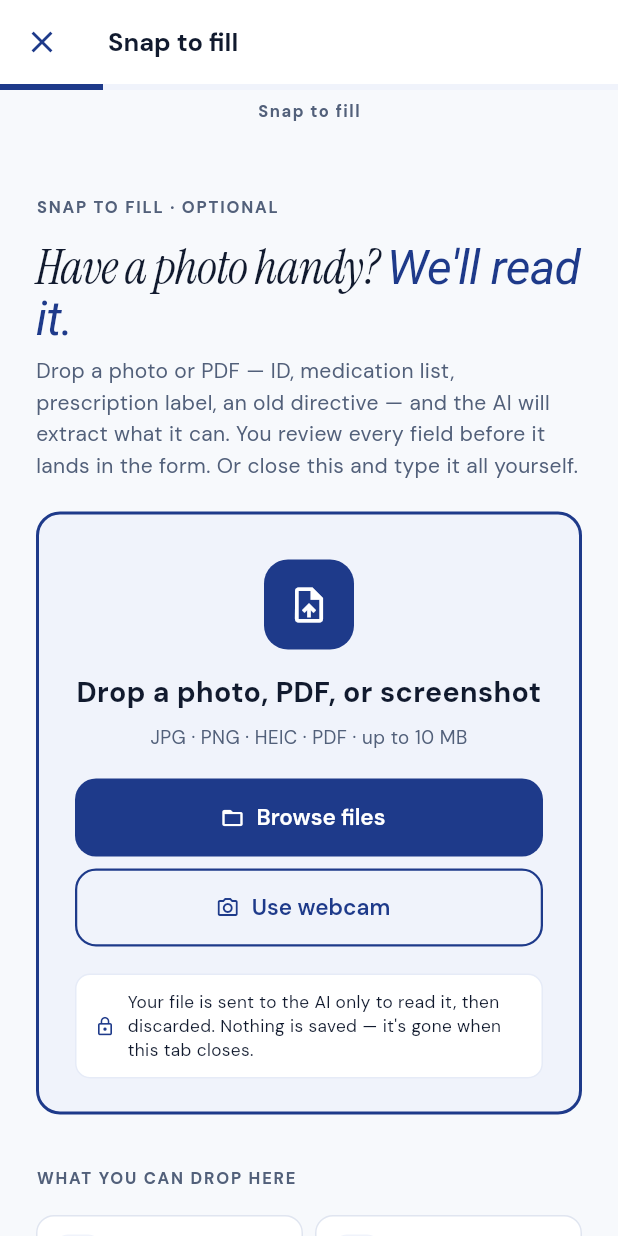
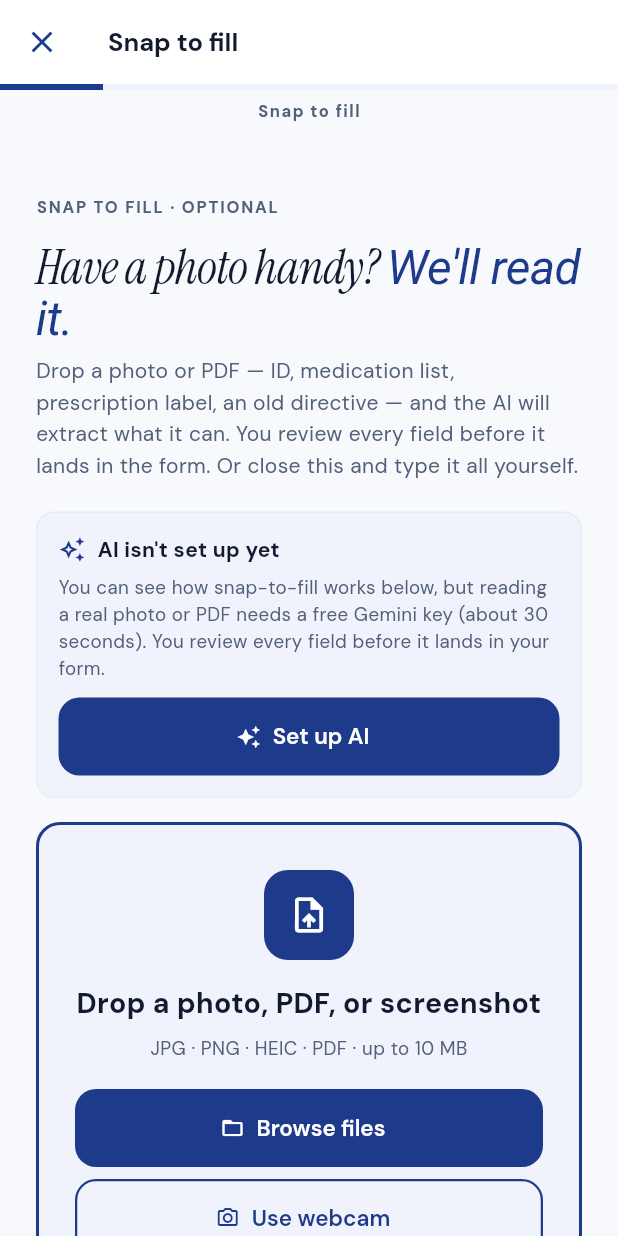
Before and after one commit to Onica5000/MHAD, a Flutter app: the _PipelineScreen screen opened directly with empty values, on a phone screen of 412 x 824 dp. Run offline on Flutter 3.47's test engine with Material 3 defaults, Android fonts, the phone set to English and light mode, and no system bars; our stand-ins replace cross_file, drift, file_picker, flutter_contacts, flutter_local_notifications, flutter_riverpod and 13 more; missing offline and left inert: dart:js_interop, desktop_drop, encrypt, ndef_record, nfc_manager, safe_device and 2 more; accounts and stored records are empty; generated files the repository leaves out were written again.

Commit message:
Snap-to-fill: show the page without a Gemini key (was unreachable on web)
The rich snap-to-fill page (the document pipeline's pick step) renders fine
without a key — the key is only needed once a file is actually processed. But
every entry point pre-checked the key and diverted to AI setup BEFORE opening
the page, so web users (in-memory DB, usually no key) never saw it. That's why
snap-to-fill appeared "missing."

Now:
- Step-1 SmartFill target tiles (Rx / Conditions / Anything-else) and the
  "Import" button open the snap-to-fill page regardless of key.
- The page shows a tinted "AI isn't set up yet" banner with a one-tap "Set up
  AI" CTA when no key is present — so it's honest about the web requirement
  while still letting the user see how it works.
- Dropping/browsing/pasting a file with no key now prompts to set up AI
  (dialog → AI setup) instead of silently returning. Key check moved ahead of
  the consent prompt.

Co-Authored-By: Claude Opus 4.8 (1M context) <noreply@anthropic.com>

```diff
--- a/lib/ui/wizard/widgets/document_pipeline_flow.dart
+++ b/lib/ui/wizard/widgets/document_pipeline_flow.dart
@@ -15,6 +15,7 @@ import 'package:mhad/providers/app_providers.dart';
 import 'package:mhad/providers/assistant_providers.dart';
 import 'package:mhad/services/clinical_data_validator.dart';
 import 'package:mhad/services/gemini_rate_tracker.dart';
+import 'package:mhad/ui/router.dart';
 import 'package:mhad/ui/theme/app_theme.dart';
 import 'package:mhad/ui/widgets/ai_consent_dialog.dart';
 import 'package:mhad/ui/widgets/design/section_label.dart';
@@ -90,6 +91,40 @@ class _PipelineScreenState extends ConsumerState<_PipelineScreen> {
     super.dispose();
   }
 
+  // Route to AI setup, closing this snap-to-fill dialog first. Used when
+  // extraction is attempted or requested without a Gemini key set.
+  void _goAiSetup() {
+    Navigator.of(context).pop();
+    appRouter.push(AppRoutes.aiSetup);
+  }
+
+  Future<void> _promptAiSetup() async {
+    final goSetup = await showDialog<bool>(
+      context: context,
+      builder: (ctx) => AlertDialog(
+        icon: const Icon(Icons.auto_awesome, size: 36),
+        title: const Text('Set up AI to read documents'),
+        content: const Text(
+          'Snap-to-fill uses AI to read your photo or PDF and pull out '
+          'medications and conditions. It needs a free Gemini key — about 30 '
+          'seconds to set up. You review every field before anything lands in '
+          'your form.',
+        ),
+        actions: [
+          TextButton(
+            onPressed: () => Navigator.pop(ctx, false),
+            child: const Text('Not now'),
+          ),
+          FilledButton(
+            onPressed: () => Navigator.pop(ctx, true),
+            child: const Text('Set up AI'),
+          ),
+        ],
+      ),
+    );
+    if (goSetup == true && mounted) _goAiSetup();
+  }
+
   // Allowed dropped/pasted file extensions → mime type.
   static const _allowedMime = <String, String>{
     'pdf': 'application/pdf',
@@ -152,15 +187,22 @@ class _PipelineScreenState extends ConsumerState<_PipelineScreen> {
 
   Future<void> _startPipeline(List<PickedDocument> docs) async {
     _sourceDocs = docs;
+
+    // Extraction needs a Gemini key. On web (public mode) the user often has
+    // none — prompt to set it up rather than silently doing nothing, so the
+    // snap-to-fill page never feels like a dead end.
+    final apiKey = ref.read(apiKeyProvider).valueOrNull;
+    if (apiKey == null || apiKey.isEmpty) {
+      await _promptAiSetup();
+      return;
+    }
+
     // AI consent
     if (!ref.read(aiConsentGivenProvider)) {
       final ok = await showAiConsentDialog(context);
       if (!ok || !mounted) return;
       ref.read(aiConsentGivenProvider.notifier).state = true;
     }
-
-    final apiKey = ref.read(apiKeyProvider).valueOrNull;
-    if (apiKey == null || apiKey.isEmpty) return;
 
     // Warn about PII in image/PDF documents (text files are stripped locally)
     final hasImageOrPdf = docs.any((d) =>
@@ -846,6 +888,7 @@ class _PipelineScreenState extends ConsumerState<_PipelineScreen> {
 
   Widget _buildPickStep() {
     final p = Theme.of(context).mhadPalette;
+    final hasKey = ref.watch(apiKeyProvider).valueOrNull?.isNotEmpty == true;
     return LayoutBuilder(
       builder: (context, c) {
         final wide = c.maxWidth >= 720;
@@ -888,6 +931,10 @@ class _PipelineScreenState extends ConsumerState<_PipelineScreen> {
                 ),
               ),
               const SizedBox(height: 20),
+              if (!hasKey) ...[
+                _noKeyBanner(p),
+                const SizedBox(height: 16),
+              ],
               if (_error != null) ...[
                 _errorCard(p),
                 const SizedBox(height: 16),
@@ -910,6 +957,61 @@ class _PipelineScreenState extends ConsumerState<_PipelineScreen> {
           ),
         );
       },
+    );
+  }
+
+  // Shown on the snap-to-fill page when no Gemini key is set (the common web
+  // case). The page stays visible so the user sees how it works; this explains
+  // that actually reading a document needs AI set up, with a one-tap CTA.
+  Widget _noKeyBanner(MhadPalette p) {
+    return Container(
+      width: double.infinity,
+      padding: const EdgeInsets.all(14),
+      decoration: BoxDecoration(
+        color: p.primaryTint,
+        borderRadius: BorderRadius.circular(12),
+        border: Border.all(color: p.primaryLight),
+      ),
+      child: Column(
+        crossAxisAlignment: CrossAxisAlignment.start,
+        children: [
+          Row(
+            children: [
+              Icon(Icons.auto_awesome_outlined, size: 18, color: p.primary),
+              const SizedBox(width: 8),
+              Expanded(
+                child: Text(
+                  "AI isn't set up yet",
+                  style: TextStyle(
+                    fontFamily: 'DM Sans',
+                    fontSize: 14,
+                    fontWeight: FontWeight.w700,
+                    color: p.text,
+                  ),
+                ),
+              ),
+            ],
+          ),
+          const SizedBox(height: 6),
+          Text(
+            'You can see how snap-to-fill works below, but reading a real photo '
+            'or PDF needs a free Gemini key (about 30 seconds). You review '
+            'every field before it lands in your form.',
+            style: TextStyle(
+              fontFamily: 'DM Sans',
+              fontSize: 12.5,
+              height: 1.45,
+              color: p.textMuted,
+            ),
+          ),
+          const SizedBox(height: 10),
+          FilledButton.icon(
+            onPressed: _goAiSetup,
+            icon: const Icon(Icons.auto_awesome, size: 16),
+            label: const Text('Set up AI'),
+          ),
+        ],
+      ),
     );
   }
 
--- a/lib/ui/wizard/wizard_screen.dart
+++ b/lib/ui/wizard/wizard_screen.dart
@@ -387,12 +387,11 @@ class _WizardScreenState extends ConsumerState<WizardScreen> {
       case SmartFillTarget.rx:
       case SmartFillTarget.conditions:
       case SmartFillTarget.other:
-        final apiKey = ref.read(apiKeyProvider).valueOrNull;
-        if (apiKey == null || apiKey.isEmpty) {
-          if (!context.mounted) return;
-          context.push(AppRoutes.aiSetup);
-          return;
-        }
+        // Open the snap-to-fill page regardless of whether AI is set up. The
+        // page renders fine without a key and shows a "Set up AI" banner;
+        // dropping a file then prompts for setup. (Previously this pre-diverted
+        // to AI setup, so web users without a key never saw the page at all —
+        // which is why snap-to-fill appeared "missing".)
         if (!context.mounted) return;
         await showDocumentPipelineFlow(
           context,
```
Also changed, not shown: lib/ui/wizard/widgets/document_import_button.dart (+3 -6 lines).
